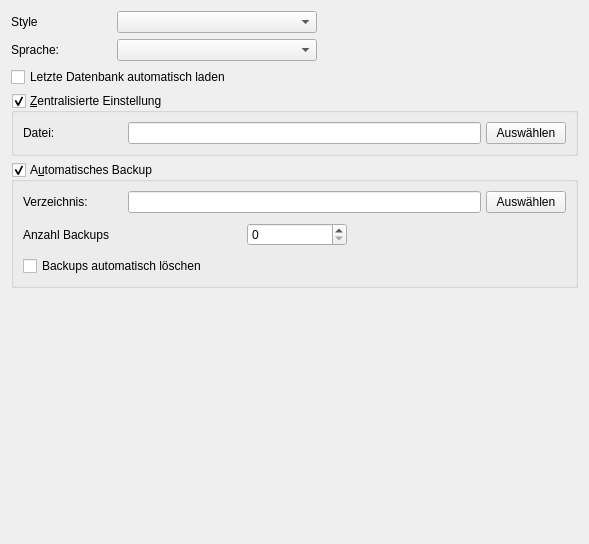
This is ui/qmgeneralsettingswidget.ui in Christian-Kr/QualificationMatrix as Qt 5 draws it before an edit. The edited form follows.
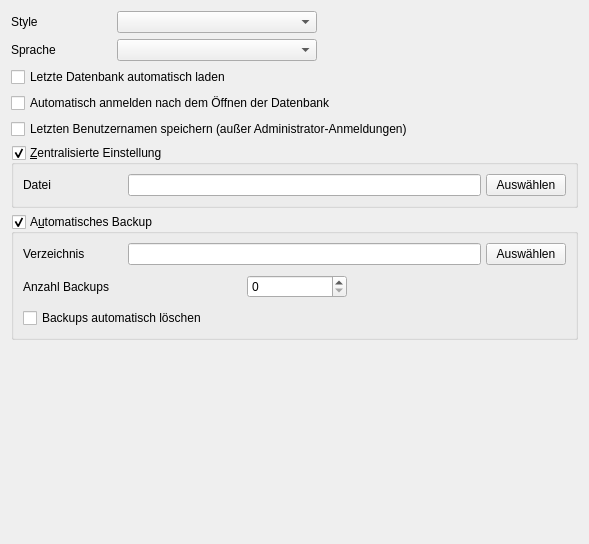
This is the edited form.

Commit message: add auto login after database has opened

```diff
--- a/ui/qmgeneralsettingswidget.ui
+++ b/ui/qmgeneralsettingswidget.ui
@@ -77,7 +77,7 @@
         </size>
        </property>
        <property name="text">
-        <string>Sprache:</string>
+        <string>Sprache</string>
        </property>
       </widget>
      </item>
@@ -113,6 +113,20 @@
      </property>
     </widget>
    </item>
+   <item>
+    <widget class="QCheckBox" name="cbAutoLogin">
+     <property name="text">
+      <string>Automatisch anmelden nach dem Öffnen der Datenbank</string>
+     </property>
+    </widget>
+   </item>
+   <item>
+    <widget class="QCheckBox" name="cbSaveLastLoginName">
+     <property name="text">
+      <string>Letzten Benutzernamen speichern (außer Administrator-Anmeldungen)</string>
+     </property>
+    </widget>
+   </item>
    <item>
     <widget class="QGroupBox" name="gbCentralizedSettings">
      <property name="title">
@@ -145,7 +159,7 @@
            </size>
           </property>
           <property name="text">
-           <string>Datei:</string>
+           <string>Datei</string>
           </property>
          </widget>
         </item>
@@ -210,7 +224,7 @@
            </size>
           </property>
           <property name="text">
-           <string>Verzeichnis:</string>
+           <string>Verzeichnis</string>
           </property>
          </widget>
         </item>
```
Left out of the diff: 32 changed lines with no effect on the pictures. The commit also changes 4 other files.
